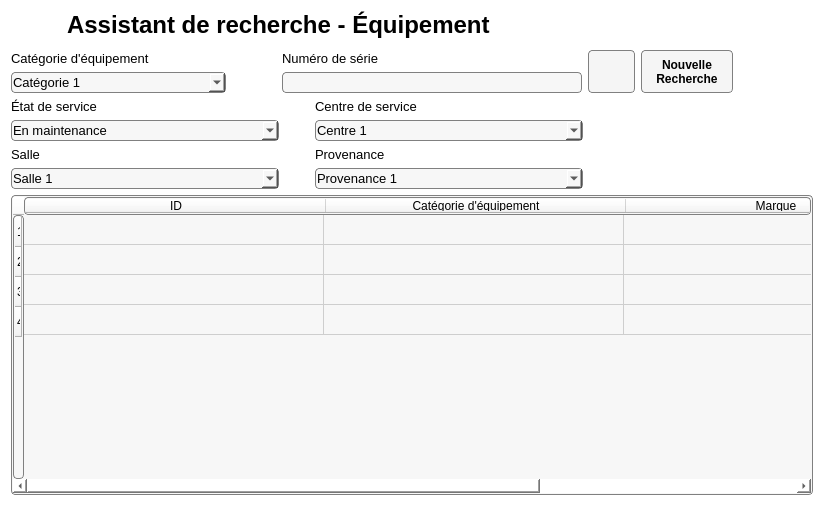
First picture: the form in Interface/FenetresEnUI/fenetreRechEquip.ui, repository ProjetPC2/SIMM2.0-DEV, before the edit.
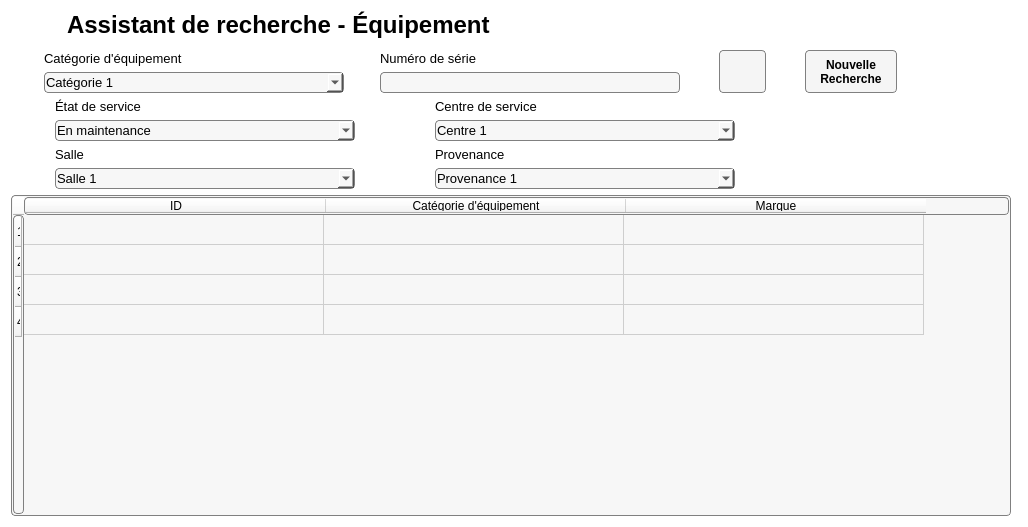
Second picture: the form after the edit. Icons and pictures are not drawn.

```diff
--- a/Interface/FenetresEnUI/fenetreRechEquip.ui
+++ b/Interface/FenetresEnUI/fenetreRechEquip.ui
@@ -6,8 +6,8 @@
    <rect>
     <x>0</x>
     <y>0</y>
-    <width>824</width>
-    <height>506</height>
+    <width>1028</width>
+    <height>527</height>
    </rect>
   </property>
   <property name="windowTitle">
@@ -192,6 +192,12 @@
          </item>
          <item row="1" column="0">
           <widget class="QComboBox" name="comboBoxCategorieEquipement">
+           <property name="minimumSize">
+            <size>
+             <width>300</width>
+             <height>0</height>
+            </size>
+           </property>
            <property name="maximumSize">
             <size>
              <width>300</width>
@@ -242,7 +248,7 @@
            </property>
            <property name="sizeHint" stdset="0">
             <size>
-             <width>50</width>
+             <width>30</width>
              <height>20</height>
             </size>
            </property>
@@ -346,6 +352,12 @@
       <layout class="QGridLayout" name="gridLayout_3">
        <item row="1" column="2">
         <widget class="QComboBox" name="comboBoxCentreService">
+         <property name="sizePolicy">
+          <sizepolicy hsizetype="Expanding" vsizetype="Fixed">
+           <horstretch>0</horstretch>
+           <verstretch>0</verstretch>
+          </sizepolicy>
+         </property>
          <property name="maximumSize">
           <size>
            <width>300</width>
@@ -447,6 +459,12 @@
        </item>
        <item row="1" column="0">
         <widget class="QComboBox" name="comboBoxEtatService">
+         <property name="minimumSize">
+          <size>
+           <width>300</width>
+           <height>0</height>
+          </size>
+         </property>
          <property name="maximumSize">
           <size>
            <width>300</width>
@@ -525,6 +543,12 @@
        </item>
        <item row="1" column="0">
         <widget class="QComboBox" name="comboBoxSalle">
+         <property name="minimumSize">
+          <size>
+           <width>300</width>
+           <height>0</height>
+          </size>
+         </property>
          <property name="maximumSize">
           <size>
            <width>300</width>
@@ -630,6 +654,12 @@
       <layout class="QGridLayout" name="gridLayout_2">
        <item row="0" column="0">
         <widget class="QTableWidget" name="tableResultats">
+         <property name="minimumSize">
+          <size>
+           <width>1000</width>
+           <height>0</height>
+          </size>
+         </property>
          <property name="maximumSize">
           <size>
            <width>16777215</width>
@@ -693,6 +723,19 @@
      </item>
     </layout>
    </item>
+   <item row="2" column="1">
+    <spacer name="horizontalSpacer_7">
+     <property name="orientation">
+      <enum>Qt::Horizontal</enum>
+     </property>
+     <property name="sizeHint" stdset="0">
+      <size>
+       <width>40</width>
+       <height>20</height>
+      </size>
+     </property>
+    </spacer>
+   </item>
   </layout>
  </widget>
  <resources/>
```
Left out of the diff: 32 changed lines with no effect on the pictures.
